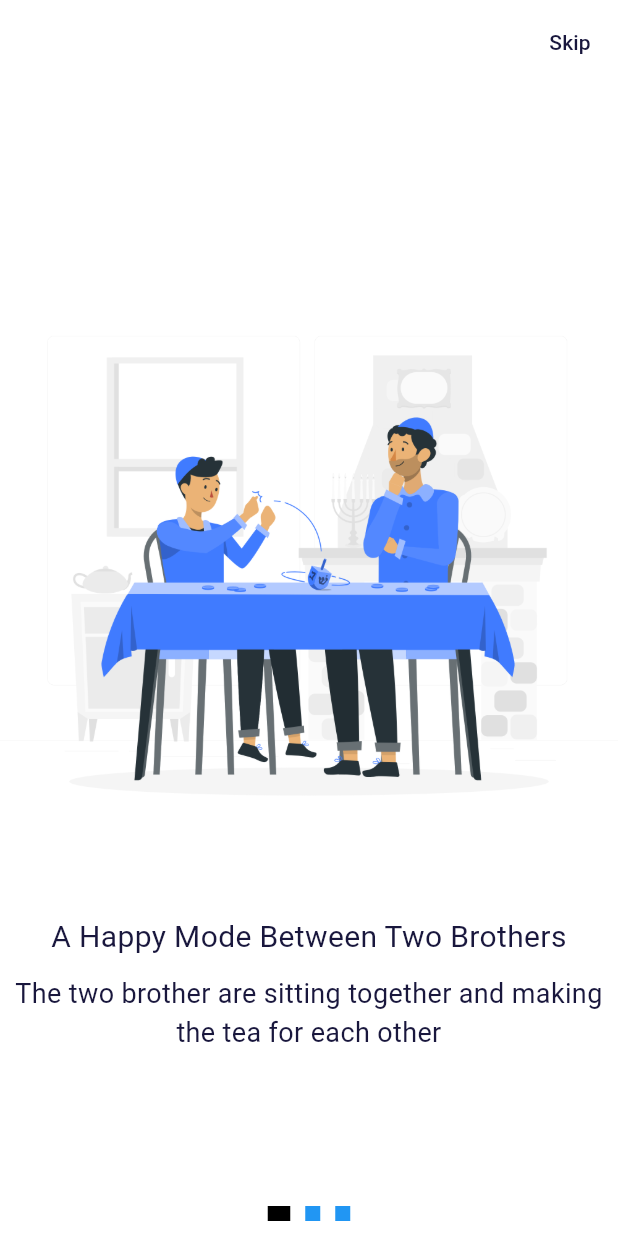
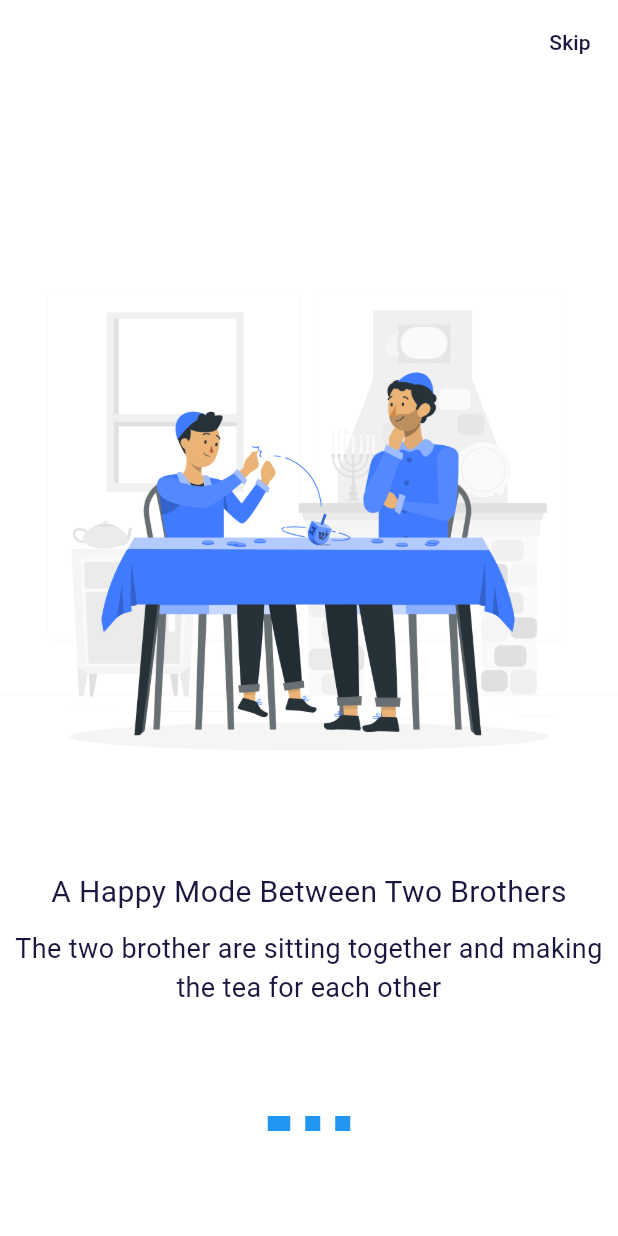
Before and after one commit to Arslan4546/Flutter-OnBoarding-Screen, a Flutter app: the screen it shows after launch, on a phone screen of 412 x 824 dp. Run offline on Flutter 3.47's test engine with Material 3 defaults, Android fonts, the phone set to English and light mode, and no system bars.

Commit message:
onboarding screen completed

```diff
--- a/lib/onboarding_view.dart
+++ b/lib/onboarding_view.dart
@@ -76,15 +76,15 @@ class _OnBoardingViewState extends State<OnBoardingView> {
                 return Column(
                   mainAxisAlignment: MainAxisAlignment.center,
                   children: [
-                    SizedBox(height: 20),
+                  const   SizedBox(height: 20),
                     Image(image: AssetImage(onBoardingItem[index]["image"]!)),
-                    SizedBox(height: 20),
+                  const   SizedBox(height: 20),
                     Text(
                       onBoardingItem[index]["title"]!,
                       textAlign: TextAlign.center,
                       style: TextStyle(fontSize: 20, color: otherColor),
                     ),
-                    SizedBox(height: 10),
+                  const   SizedBox(height: 10),
                     Text(
                       onBoardingItem[index]["description"]!,
                       textAlign: TextAlign.center,
@@ -96,13 +96,13 @@ class _OnBoardingViewState extends State<OnBoardingView> {
             ),
           ),
           Padding(
-            padding: const EdgeInsets.only(bottom: 10),
+            padding: const EdgeInsets.only(bottom: 70),
             child: Column(
               children: [
                 currentPage == (onBoardingItem.length - 1)
                     ? ElevatedButton(
                   onPressed: continueMethod,
-                  child: Text("Continue"),
+                  child: const Text("Continue"),
                 )
                     : Row(
                   mainAxisAlignment: MainAxisAlignment.center,
@@ -115,7 +115,7 @@ class _OnBoardingViewState extends State<OnBoardingView> {
                         width: index == currentPage ? 15 : 10,
                         margin: const EdgeInsets.symmetric(horizontal: 5),
                         decoration: BoxDecoration(
-                          color: index == currentPage ? Colors.black : Colors.blue,
+                          color: index == currentPage ? Colors.blue : Colors.blue,
                         ),
                       );
                     },
```
